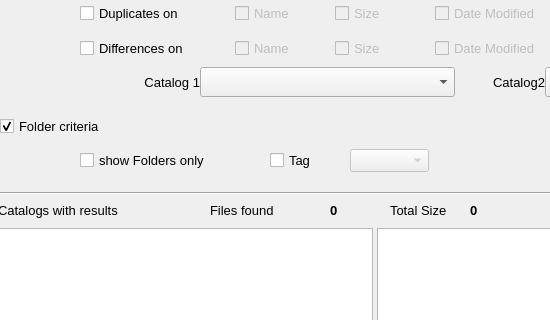
Qt form mainwindow.ui (StephaneCouturier/Katalog) before a commit; both pictures show x 350 to 900 and y 287 to 607 of the 1158 by 936 pixel window.
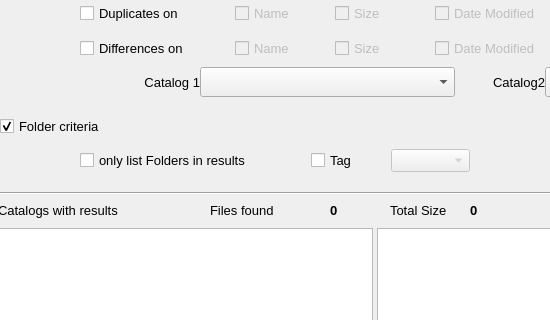
The same form after that commit. Icons and pictures are not drawn. Custom widgets are drawn as their Qt base class.

Commit message: https://github.com/StephaneCouturier/Katalog/issues/459

The edit to the form file:
```diff
--- a/mainwindow.ui
+++ b/mainwindow.ui
@@ -3296,7 +3296,7 @@
                          <string>Choose to only show folders as results</string>
                         </property>
                         <property name="text">
-                         <string>show Folders only</string>
+                         <string>only list Folders in results</string>
                         </property>
                         <property name="tristate">
                          <bool>false</bool>
```
The commit also changes 1 other file.
